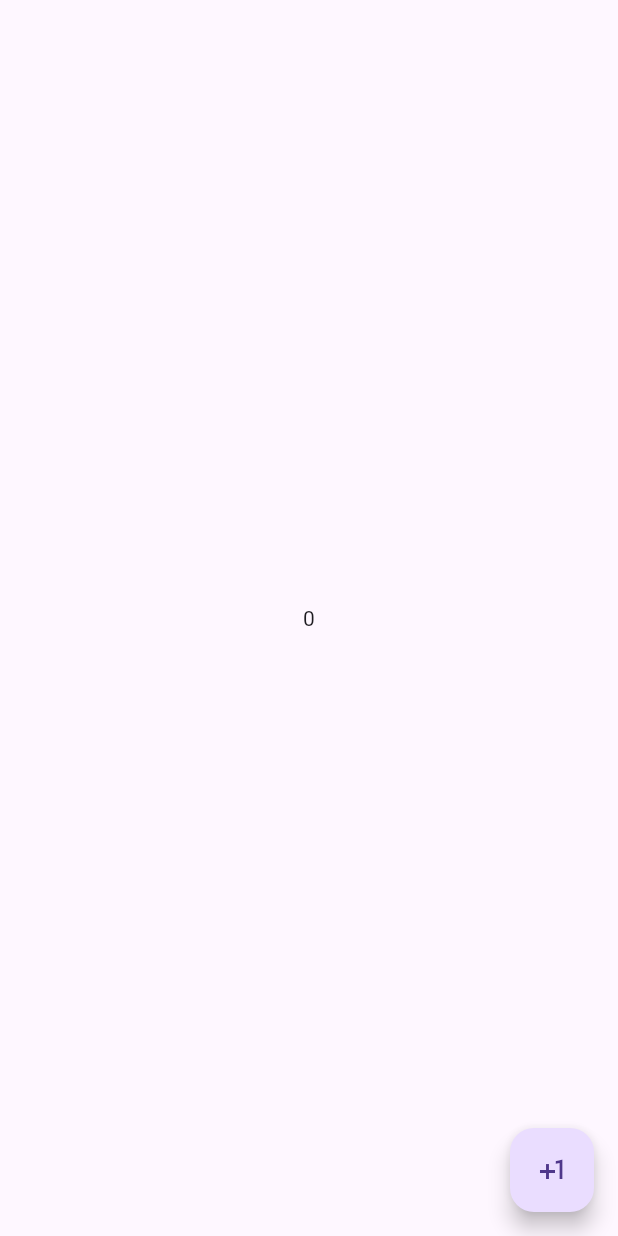
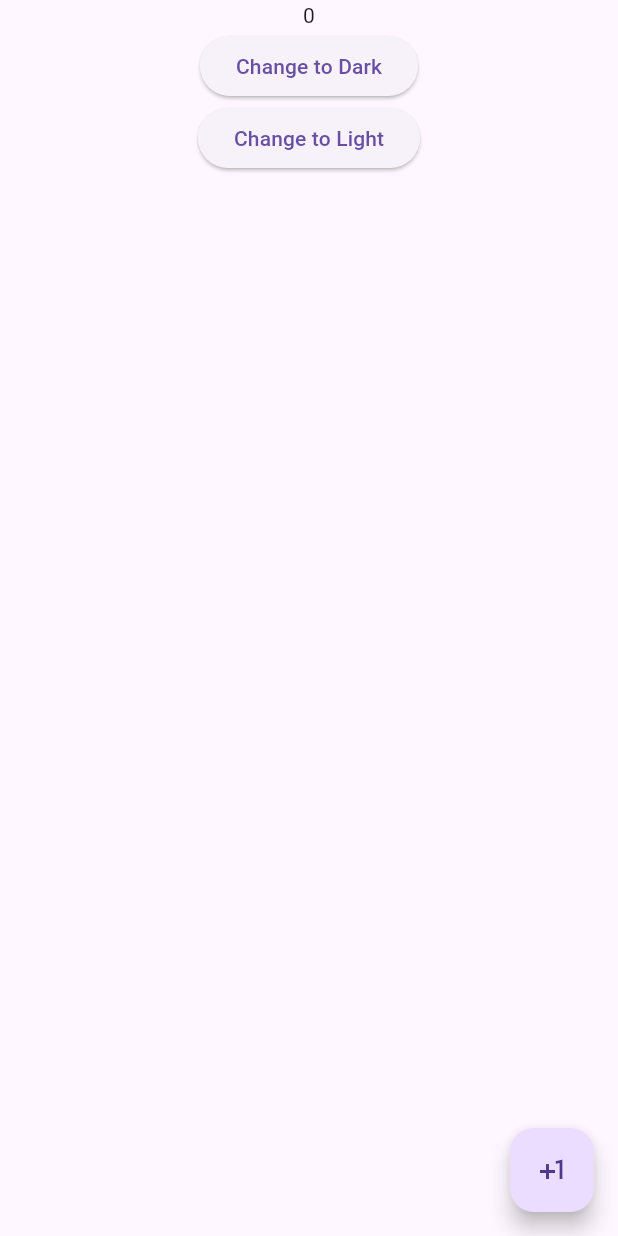
Before and after one commit to cvphat/bloc_clean_arch, a Flutter app: the screen it shows after launch, on a phone screen of 412 x 824 dp. Run offline on Flutter 3.47's test engine with Material 3 defaults, Android fonts, the phone set to English and light mode, and no system bars; our stand-ins replace auto_route, flutter_bloc, freezed_annotation, get_it, injectable, rxdart.

Commit message:
partial finish

```diff
--- a/example/lib/app/app_event.dart
+++ b/example/lib/app/app_event.dart
@@ -1,3 +1,12 @@
 part of 'app_bloc.dart';
 
-abstract class AppEvent extends BaseAppEvent {}
+abstract class AppEvent extends BaseAppEvent {
+  const AppEvent();
+}
+
+class ThemeModeEmitted extends AppEvent {
+  final ThemeMode themeMode;
+  const ThemeModeEmitted({
+    required this.themeMode,
+  });
+}
--- a/example/lib/app/app_state.dart
+++ b/example/lib/app/app_state.dart
@@ -1,4 +1,12 @@
-part of 'app_bloc.dart';
+import 'package:bloc_clean_arch/bloc_clean_arch.dart';
+import 'package:flutter/material.dart';
+import 'package:freezed_annotation/freezed_annotation.dart';
 
-@injectable
-class AppState extends BaseAppState {}
+part 'app_state.freezed.dart';
+
+@freezed
+class AppState extends BaseAppState with _$AppState {
+  const factory AppState({
+    @Default(ThemeMode.system) ThemeMode themeMode,
+  }) = _AppState;
+}
--- a/example/lib/main.dart
+++ b/example/lib/main.dart
@@ -1,18 +1,27 @@
 import 'package:auto_route/auto_route.dart';
+import 'package:example/app/app_bloc.dart';
 import 'package:example/di/di.dart';
 import 'package:example/navigation/observer/app_navigator_observer.dart';
 import 'package:example/navigation/routes/app_router.dart';
 import 'package:flutter/material.dart';
+import 'package:flutter_bloc/flutter_bloc.dart';
 import 'package:get_it/get_it.dart';
+
+import 'base/page_state.dart';
 
 void main() {
   configureInjection();
-  runApp(MainApp());
+  runApp(const MainApp());
 }
 
-class MainApp extends StatelessWidget {
-  MainApp({super.key});
+class MainApp extends StatefulWidget {
+  const MainApp({super.key});
 
+  @override
+  State<MainApp> createState() => _MainAppState();
+}
+
+class _MainAppState extends PageState<MainApp, AppBloc> {
   final _appRouter = GetIt.instance.get<AppRouter>();
 
   List<PageRouteInfo> _mapRouteToPageRouteInfo() {
@@ -20,8 +29,22 @@ class MainApp extends StatelessWidget {
   }
 
   @override
-  Widget build(BuildContext context) {
+  bool get isAppWidget => true;
+
+  @override
+  Widget buildPage(BuildContext context) {
+    return BlocBuilder<AppBloc, AppState>(
+      builder: (context, state) {
         return MaterialApp.router(
+          themeMode: state.themeMode,
+          // builder: (context, child) {
+          //   final MediaQueryData data = MediaQuery.of(context);
+
+          //   return MediaQuery(
+          //     data: data.copyWith(textScaler: const TextScaler.linear(1.0)),
+          //     child: child ?? const SizedBox.shrink(),
+          //   );
+          // },
           routeInformationParser: _appRouter.defaultRouteParser(),
           routerDelegate: _appRouter.delegate(
             deepLinkBuilder: (deepLink) {
@@ -30,5 +53,7 @@ class MainApp extends StatelessWidget {
             navigatorObservers: () => [AppNavigatorObserver()],
           ),
         );
+      },
+    );
   }
 }
--- a/example/lib/ui/home/home_page.dart
+++ b/example/lib/ui/home/home_page.dart
@@ -1,5 +1,6 @@
 import 'package:auto_route/auto_route.dart';
 import 'package:bloc_clean_arch/bloc_clean_arch.dart';
+import 'package:example/app/app_bloc.dart';
 import 'package:example/base/page_state.dart';
 import 'package:example/ui/home/bloc/home_bloc.dart';
 import 'package:flutter/material.dart';
@@ -20,10 +21,26 @@ class _HomePageState extends PageState<HomePage, HomeBloc> {
   Widget buildPage(BuildContext context) {
     return Scaffold(
       body: Center(
-        child: BlocBuilder<HomeBloc, HomeState>(
-          builder: (context, state) {
-            return Text(state.count.toString());
-          },
+        child: Column(
+          children: [
+            BlocBuilder<HomeBloc, HomeState>(
+              builder: (context, state) {
+                return Text(state.count.toString());
+              },
+            ),
+            ElevatedButton(
+              onPressed: () {
+                // appBloc.add(const ThemeModeEmitted(themeMode: ThemeMode.dark));
+              },
+              child: const Text('Change to Dark'),
+            ),
+            ElevatedButton(
+              onPressed: () {
+                // appBloc.add(const ThemeModeEmitted(themeMode: ThemeMode.light));
+              },
+              child: const Text('Change to Light'),
+            ),
+          ],
         ),
       ),
       floatingActionButton: BlocBuilder<CommonBloc, CommonState>(
--- a/example/pubspec.yaml
+++ b/example/pubspec.yaml
@@ -16,6 +16,7 @@ dependencies:
   freezed_annotation: ^2.4.1
   flutter_bloc: ^8.1.4
   auto_route: ^7.8.4
+  responsive_framework: ^1.4.0
 
 dev_dependencies:
   flutter_test:
--- a/lib/bloc/common/common_bloc.dart
+++ b/lib/bloc/common/common_bloc.dart
@@ -7,15 +7,9 @@ part 'common_event.dart';
 part 'common_state.dart';
 
 class CommonBloc extends BaseBloc<CommonEvent, CommonState> {
-  static final CommonBloc _instance = CommonBloc._();
-  late BaseClearUserDataUseCase _clearUserDataUseCase;
+  late final BaseClearUserDataUseCase _clearUserDataUseCase;
 
-  factory CommonBloc(BaseClearUserDataUseCase clearUserDataUseCase) {
-    _instance._clearUserDataUseCase = clearUserDataUseCase;
-    return _instance;
-  }
-
-  CommonBloc._() : super(const CommonState()) {
+  CommonBloc(this._clearUserDataUseCase) : super(const CommonState()) {
     on<LoadingVisibilityEmitted>(
       _onLoadingVisibilityEmitted,
       transformer: log(),
```
Also changed, not shown: example/lib/app/app_bloc.dart (+20 -4 lines), lib/base/base_page_state.dart (+14 -13 lines), lib/bloc/base_bloc.dart (+12 -0 lines), lib/bloc/base_bloc_delegate.dart (+16 -4 lines), example/lib/app/app_state.freezed.dart (added), example/lib/di/di.config.dart, example/pubspec.lock, 1 other file. Lines whose indentation alone changed are shown as unchanged.
